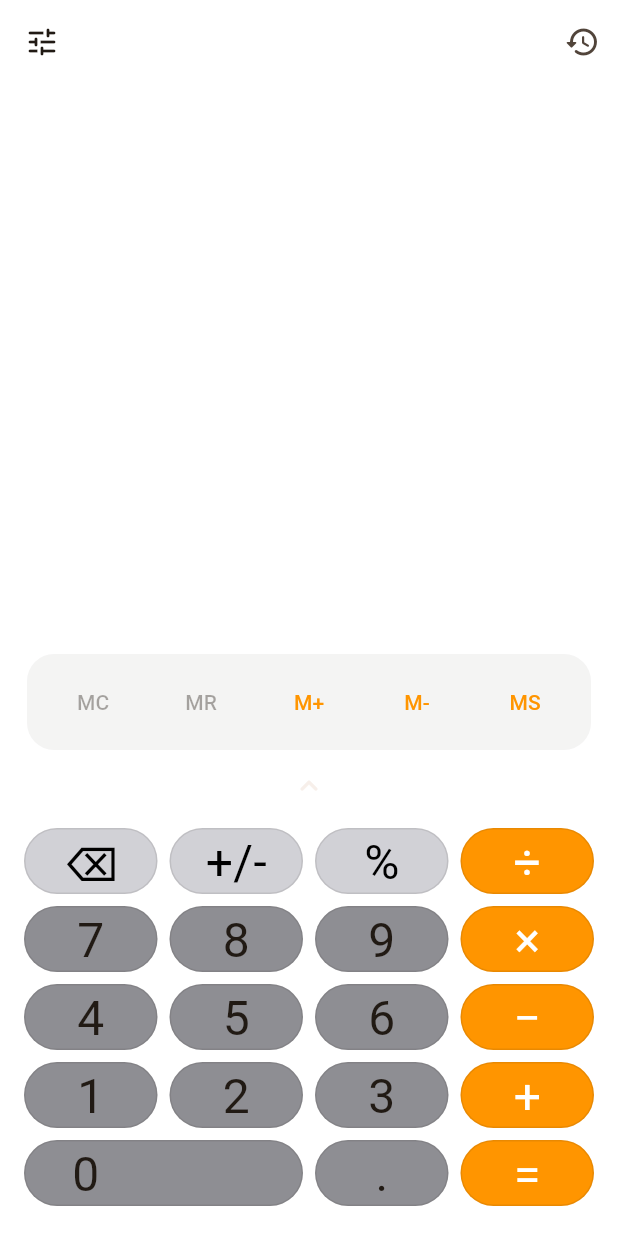
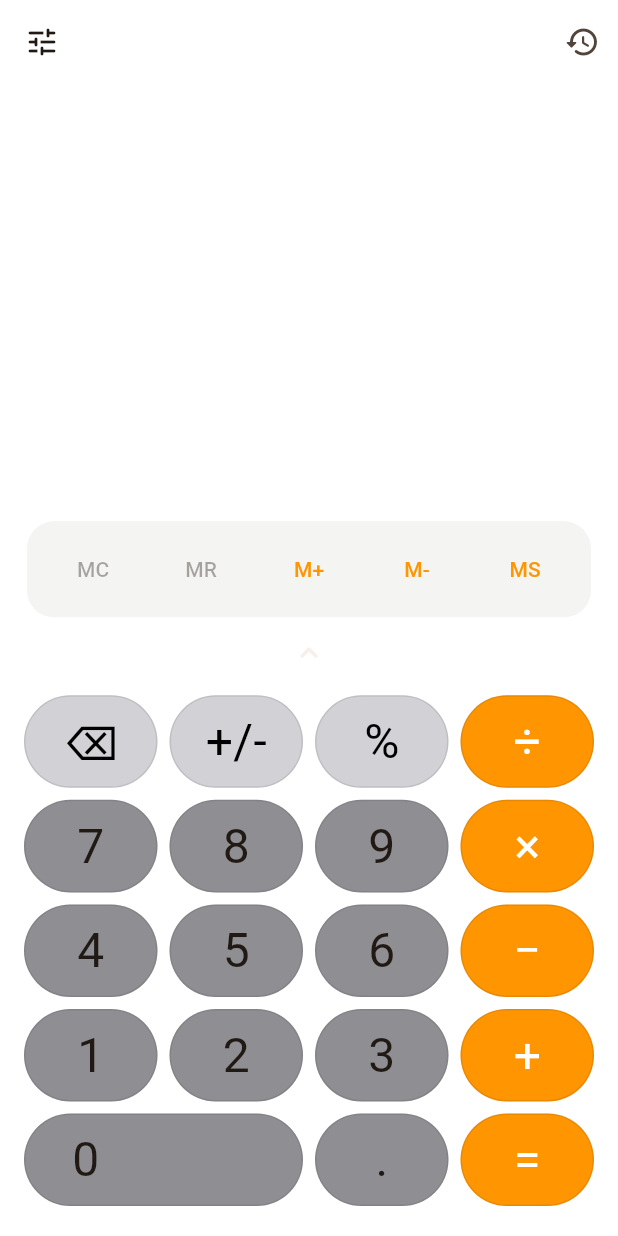
Before and after one commit to Tarun9105/Calc, a Flutter app: the screen it shows after launch, on a phone screen of 412 x 824 dp. Run offline on Flutter 3.47's test engine with Material 3 defaults, Android fonts, the phone set to English and light mode, and no system bars; our stand-ins replace google_fonts.

Commit message:
Implement scalable flex layout and tappable angle mode

```diff
--- a/lib/core/widgets/calculator_key_button.dart
+++ b/lib/core/widgets/calculator_key_button.dart
@@ -29,8 +29,6 @@ class CalculatorKeyButton extends StatelessWidget {
       child: Semantics(
         button: true,
         label: semanticLabel,
-        child: SizedBox(
-          height: 52,
         child: Padding(
           padding: const EdgeInsets.all(4),
           child: Material(
@@ -38,7 +36,10 @@ class CalculatorKeyButton extends StatelessWidget {
             shape: RoundedRectangleBorder(
               borderRadius: BorderRadius.circular(flex == 2 ? 34 : 999),
               side: BorderSide(
-                  color: Theme.of(context).colorScheme.onSurface.withValues(alpha: 0.1),
+                color: Theme.of(context)
+                    .colorScheme
+                    .onSurface
+                    .withValues(alpha: 0.1),
                 width: 1,
               ),
             ),
@@ -49,18 +50,22 @@ class CalculatorKeyButton extends StatelessWidget {
               child: Align(
                 alignment: flex == 2 ? Alignment.centerLeft : Alignment.center,
                 child: Padding(
-                    padding: flex == 2 ? const EdgeInsets.only(left: 32) : EdgeInsets.zero,
+                  padding: flex == 2
+                      ? const EdgeInsets.only(left: 32)
+                      : EdgeInsets.zero,
                   child: Stack(
                     alignment: Alignment.center,
                     children: [
-                        if (customBackgroundText != null && customBackgroundText!.isNotEmpty)
+                      if (customBackgroundText != null &&
+                          customBackgroundText!.isNotEmpty)
                         FittedBox(
                           child: Text(
                             customBackgroundText!,
                             style: TextStyle(
                               fontSize: 40,
                               fontWeight: FontWeight.bold,
-                                color: Theme.of(context).brightness == Brightness.light
+                              color: Theme.of(context).brightness ==
+                                      Brightness.light
                                   ? Colors.blue.withValues(alpha: 0.15)
                                   : Colors.grey.withValues(alpha: 0.15),
                             ),
@@ -82,7 +87,6 @@ class CalculatorKeyButton extends StatelessWidget {
           ),
         ),
       ),
-      ),
     );
   }
 }
--- a/lib/features/calculator/presentation/calculator_display.dart
+++ b/lib/features/calculator/presentation/calculator_display.dart
@@ -10,6 +10,7 @@ class CalculatorDisplay extends StatelessWidget {
     required this.angleMode,
     required this.settings,
     required this.errorMessage,
+    this.onAngleModeTapped,
     super.key,
   });
 
@@ -18,6 +19,7 @@ class CalculatorDisplay extends StatelessWidget {
   final AngleMode angleMode;
   final AppSettings settings;
   final String? errorMessage;
+  final VoidCallback? onAngleModeTapped;
 
   @override
   Widget build(BuildContext context) {
@@ -46,6 +48,11 @@ class CalculatorDisplay extends StatelessWidget {
           children: [
             Align(
               alignment: Alignment.centerRight,
+              child: Material(
+                color: Colors.transparent,
+                child: InkWell(
+                  onTap: onAngleModeTapped,
+                  borderRadius: BorderRadius.circular(999),
                   child: Container(
                     margin: const EdgeInsets.only(bottom: 14),
                     padding: const EdgeInsets.symmetric(horizontal: 10, vertical: 4),
@@ -59,6 +66,8 @@ class CalculatorDisplay extends StatelessWidget {
                         color: mutedText,
                         fontSize: 13 * scale,
                         fontWeight: FontWeight.w600,
+                      ),
+                    ),
                   ),
                 ),
               ),
--- a/lib/features/calculator/presentation/calculator_keypad.dart
+++ b/lib/features/calculator/presentation/calculator_keypad.dart
@@ -33,7 +33,7 @@ class CalculatorKeypad extends StatelessWidget {
     return Column(
       mainAxisSize: MainAxisSize.min,
       children: [
-        _buildRow([
+        Expanded(child: _buildRow([
           _key(
             label: '⌫', // Standard backspace symbol, or we can use 'C'
             semanticLabel: 'delete',
@@ -63,26 +63,26 @@ class CalculatorKeypad extends StatelessWidget {
             foregroundColor: Colors.white,
             onPressed: () => onInput('/'),
           ),
-        ]),
-        _buildRow([
+        ])),
+        Expanded(child: _buildRow([
           _digit(colors, '7', context),
           _digit(colors, '8', context),
           _digit(colors, '9', context),
           _operator(colors, '×', 'multiply', '*'),
-        ]),
-        _buildRow([
+        ])),
+        Expanded(child: _buildRow([
           _digit(colors, '4', context),
           _digit(colors, '5', context),
           _digit(colors, '6', context),
           _operator(colors, '−', 'subtract', '-'),
-        ]),
-        _buildRow([
+        ])),
+        Expanded(child: _buildRow([
           _digit(colors, '1', context),
           _digit(colors, '2', context),
           _digit(colors, '3', context),
           _operator(colors, '+', 'add', '+'),
-        ]),
-        _buildRow([
+        ])),
+        Expanded(child: _buildRow([
           _key(
             label: '0',
             semanticLabel: '0',
@@ -105,7 +105,7 @@ class CalculatorKeypad extends StatelessWidget {
             foregroundColor: Colors.white,
             onPressed: onEvaluate,
           ),
-        ]),
+        ])),
       ],
     );
   }
--- a/lib/features/calculator/presentation/calculator_screen.dart
+++ b/lib/features/calculator/presentation/calculator_screen.dart
@@ -82,12 +82,16 @@ class _CalculatorScreenState extends State<CalculatorScreen> {
               Expanded(
                 child: Column(
                   children: [
-                    CalculatorDisplay(
+                    Expanded(
+                      flex: 400,
+                      child: CalculatorDisplay(
                       expression: _state.expression,
                       display: _state.display,
                       angleMode: _state.angleMode,
                       settings: _state.settings,
                       errorMessage: _state.errorMessage,
+                      onAngleModeTapped: _handleCycleAngleMode,
+                    ),
                   ),
                   Padding(
                       padding: const EdgeInsets.fromLTRB(12, 0, 12, 8),
@@ -119,12 +123,23 @@ class _CalculatorScreenState extends State<CalculatorScreen> {
                           ),
                         ),
                       ),
-                    AnimatedSize(
+                    TweenAnimationBuilder<double>(
                       duration: const Duration(milliseconds: 300),
                       curve: Curves.easeInOutCubic,
-                      child: (!isLandscape && _isScientificExpanded)
-                          ? Padding(
+                      tween: Tween<double>(
+                        begin: 0.0,
+                        end: (!isLandscape && _isScientificExpanded) ? 400.0 : 0.0,
+                      ),
+                      builder: (context, flex, child) {
+                        if (flex == 0.0) return const SizedBox.shrink();
+                        return Expanded(
+                          flex: flex.toInt(),
+                          child: Padding(
                             padding: const EdgeInsets.only(bottom: 8),
+                            child: child!,
+                          ),
+                        );
+                      },
                       child: ScientificKeypad(
                         angleModeLabel: _state.angleMode.shortLabel,
                         onFunction: _handleFunction,
@@ -132,10 +147,10 @@ class _CalculatorScreenState extends State<CalculatorScreen> {
                         onPower: _handlePower,
                         onCycleAngleMode: _handleCycleAngleMode,
                       ),
-                            )
-                          : const SizedBox.shrink(),
                     ),
-                    Padding(
+                    Expanded(
+                      flex: 500,
+                      child: Padding(
                         padding: const EdgeInsets.fromLTRB(12, 0, 12, 16),
                         child: CalculatorKeypad(
                           onInput: _handleInput,
@@ -145,6 +160,7 @@ class _CalculatorScreenState extends State<CalculatorScreen> {
                           onPercent: _handlePercent,
                           onToggleSign: _handleToggleSign,
                           customButtonBackgroundText: _state.settings.customButtonBackgroundText,
+                        ),
                       ),
                     ),
                   ],
--- a/lib/features/calculator/presentation/scientific_keypad.dart
+++ b/lib/features/calculator/presentation/scientific_keypad.dart
@@ -34,36 +34,36 @@ class ScientificKeypad extends StatelessWidget {
       child: Column(
         mainAxisAlignment: MainAxisAlignment.end,
         children: [
-          _row(colors, [
+          Expanded(child: _row(colors, [
             _key(colors, 'sin', 'sine', () => onFunction('sin')),
             _key(colors, 'cos', 'cosine', () => onFunction('cos')),
             _key(colors, 'tan', 'tangent', () => onFunction('tan')),
             _key(colors, angleModeLabel, 'change angle mode', onCycleAngleMode),
-          ]),
-          _row(colors, [
+          ])),
+          Expanded(child: _row(colors, [
             _key(colors, 'ln', 'natural logarithm', () => onFunction('ln')),
             _key(colors, 'log', 'logarithm base ten', () => onFunction('log')),
             _key(colors, '√', 'square root', () => onFunction('sqrt')),
             _key(colors, '1/x', 'inverse', () => onFunction('inv')),
-          ]),
-          _row(colors, [
+          ])),
+          Expanded(child: _row(colors, [
             _key(colors, 'x²', 'square', () => onFunction('square')),
             _key(colors, 'x³', 'cube', () => onFunction('cube')),
             _key(colors, 'xʸ', 'power', onPower),
             _key(colors, 'x!', 'factorial', () => onFunction('factorial')),
-          ]),
-          _row(colors, [
+          ])),
+          Expanded(child: _row(colors, [
             _key(colors, 'asin', 'inverse sine', () => onFunction('asin')),
             _key(colors, 'acos', 'inverse cosine', () => onFunction('acos')),
             _key(colors, 'atan', 'inverse tangent', () => onFunction('atan')),
             _key(colors, '|x|', 'absolute value', () => onFunction('abs')),
-          ]),
-          _row(colors, [
+          ])),
+          Expanded(child: _row(colors, [
             _key(colors, 'π', 'pi', () => onConstant('pi')),
             _key(colors, 'e', 'e constant', () => onConstant('e')),
             _key(colors, '(', 'left parenthesis', () => onConstant('(')),
             _key(colors, ')', 'right parenthesis', () => onConstant(')')),
-          ]),
+          ])),
         ],
       ),
     );
```
Lines whose indentation alone changed are shown as unchanged.
